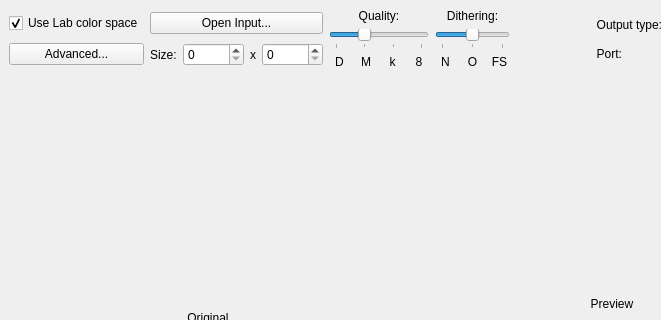
This is mainwindow.ui in MCJack123/sanjuuni-ui as Qt 5 draws it before an edit; both pictures show x 0 to 661 and y 0 to 320 of the 820 by 665 pixel window. The edited form follows.
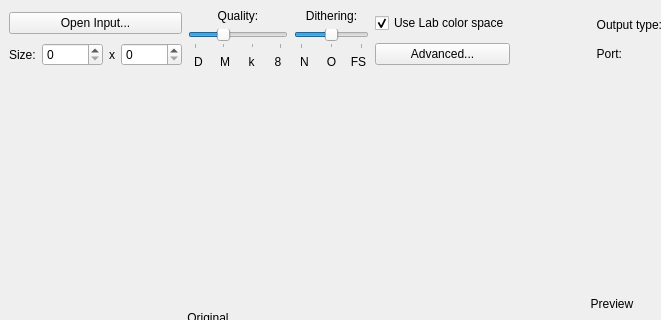
This is the edited form. Icons and pictures are not drawn. Custom widgets are drawn as their Qt base class.

Commit message: Moved around advanced button

```diff
--- a/mainwindow.ui
+++ b/mainwindow.ui
@@ -53,30 +53,6 @@
     </item>
     <item row="0" column="0" colspan="4">
      <layout class="QHBoxLayout" name="horizontalLayout_2">
-      <item>
-       <layout class="QVBoxLayout" name="verticalLayout">
-        <item>
-         <widget class="QCheckBox" name="lab">
-          <property name="toolTip">
-           <string>Whether to use the CIELab color space when converting, which uses colors more evenly spaced out to the human eye. Improves color variety at the cost of some speed.</string>
-          </property>
-          <property name="text">
-           <string>Use Lab color space</string>
-          </property>
-          <property name="checked">
-           <bool>true</bool>
-          </property>
-         </widget>
-        </item>
-        <item>
-         <widget class="QPushButton" name="advancedButton">
-          <property name="text">
-           <string>Advanced...</string>
-          </property>
-         </widget>
-        </item>
-       </layout>
-      </item>
       <item>
        <layout class="QVBoxLayout" name="verticalLayout_2">
         <item>
@@ -360,6 +336,30 @@
         </item>
        </layout>
       </item>
+      <item>
+       <layout class="QVBoxLayout" name="verticalLayout">
+        <item>
+         <widget class="QCheckBox" name="lab">
+          <property name="toolTip">
+           <string>Whether to use the CIELab color space when converting, which uses colors more evenly spaced out to the human eye. Improves color variety at the cost of some speed.</string>
+          </property>
+          <property name="text">
+           <string>Use Lab color space</string>
+          </property>
+          <property name="checked">
+           <bool>true</bool>
+          </property>
+         </widget>
+        </item>
+        <item>
+         <widget class="QPushButton" name="advancedButton">
+          <property name="text">
+           <string>Advanced...</string>
+          </property>
+         </widget>
+        </item>
+       </layout>
+      </item>
       <item>
        <spacer name="horizontalSpacer">
         <property name="orientation">
```
